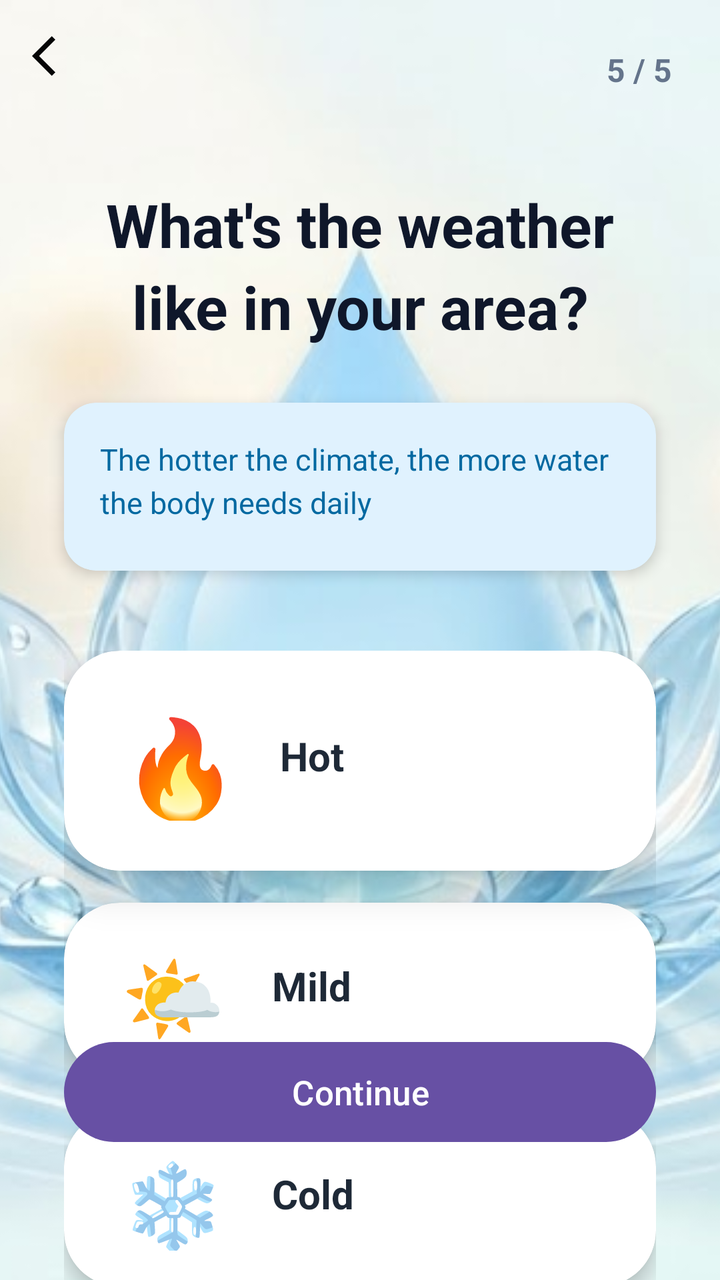
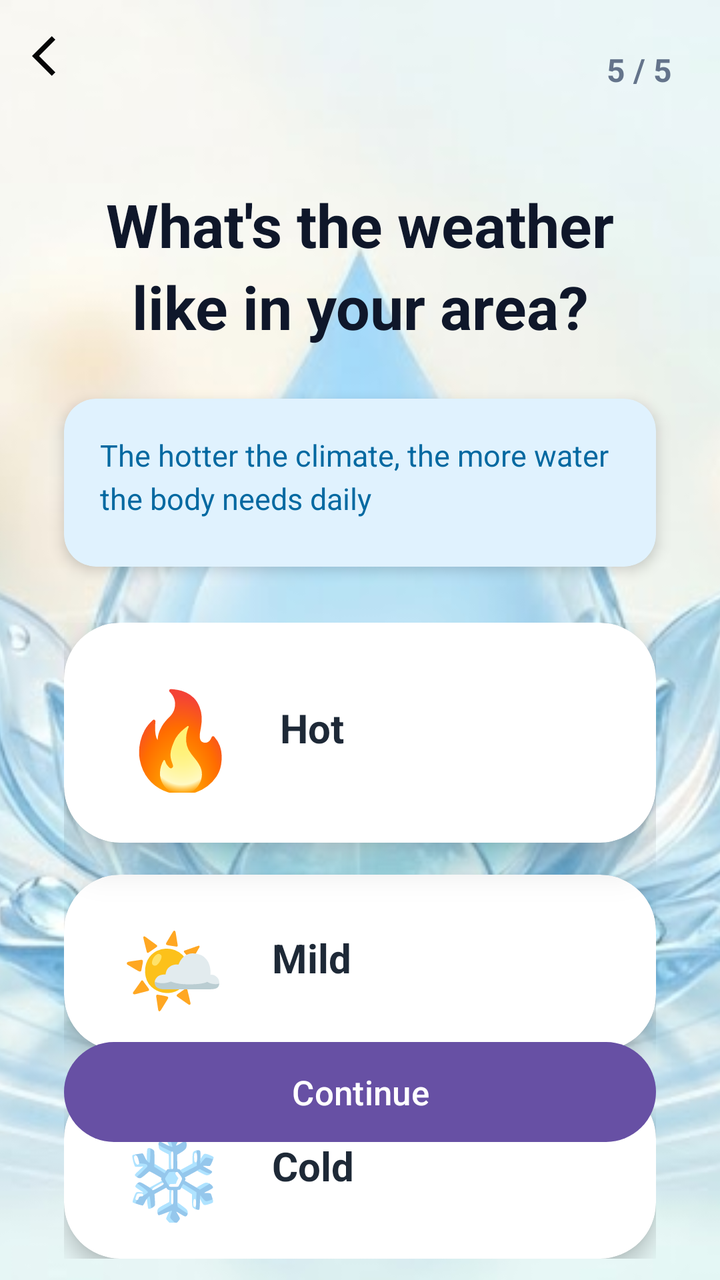

The first picture is an Android layout as it rendered before a commit; the second is the same layout after the commit. The layout source and the unified diff follow.
<!-- AndroidManifest.xml: application theme Theme.WaterReminder -->
<!-- res/layout/activity_weather_selection.xml -->
<?xml version="1.0" encoding="utf-8"?>
<androidx.constraintlayout.widget.ConstraintLayout xmlns:android="http://schemas.android.com/apk/res/android"
    xmlns:app="http://schemas.android.com/apk/res-auto"
    android:layout_width="match_parent"
    android:layout_height="match_parent"
    xmlns:tools="http://schemas.android.com/tools"
    android:background="#C0D2E4">

    <ImageView
        android:layout_width="0dp"
        android:layout_height="0dp"
        android:src="@drawable/bgwater"
        android:scaleType="centerCrop"
        tools:ignore="MissingConstraints"
        app:layout_constraintTop_toTopOf="parent"
        app:layout_constraintBottom_toBottomOf="parent"
        app:layout_constraintStart_toStartOf="parent"
        app:layout_constraintEnd_toEndOf="parent" />
    
    <ImageView
        android:id="@+id/btn_back"
        android:layout_width="wrap_content"
        android:layout_height="wrap_content"
        android:src="@drawable/baseline_arrow_back_ios_24"
        android:padding="16dp"
        app:layout_constraintTop_toTopOf="parent"
        app:layout_constraintStart_toStartOf="parent" />

    <TextView
        android:id="@+id/tv_step"
        android:layout_width="wrap_content"
        android:layout_height="wrap_content"
        android:text="5 / 5"
        android:textSize="16sp"
        android:textColor="#64748B"
        android:textStyle="bold"
        app:layout_constraintTop_toTopOf="parent"
        app:layout_constraintEnd_toEndOf="parent"
        android:layout_marginTop="24dp"
        android:layout_marginEnd="24dp" />

    
    <TextView
        android:id="@+id/tv_title"
        android:layout_width="0dp"
        android:layout_height="wrap_content"
        android:text="What's the weather like in your area?"
        android:textSize="30sp"
        android:textColor="#0F172A"
        android:textStyle="bold"
        android:gravity="center"
        android:lineSpacingExtra="6dp"
        app:layout_constraintTop_toBottomOf="@id/btn_back"
        app:layout_constraintStart_toStartOf="parent"
        app:layout_constraintEnd_toEndOf="parent"
        android:layout_marginTop="36dp"
        android:layout_marginHorizontal="32dp" />

    
    <androidx.cardview.widget.CardView
        android:id="@+id/info_card"
        android:layout_width="0dp"
        android:layout_height="wrap_content"
        app:cardCornerRadius="16dp"
        app:cardElevation="4dp"
        app:cardBackgroundColor="#E0F2FE"
        android:layout_marginHorizontal="32dp"
        app:layout_constraintTop_toBottomOf="@id/tv_title"
        app:layout_constraintStart_toStartOf="parent"
        app:layout_constraintEnd_toEndOf="parent"
        android:layout_marginTop="28dp">

        <LinearLayout
            android:layout_width="match_parent"
            android:layout_height="wrap_content"
            android:orientation="horizontal"
            android:padding="18dp"
            android:gravity="center_vertical">

            <TextView
                android:layout_width="0dp"
                android:layout_weight="5"
                android:layout_height="48dp"
                android:text="The hotter the climate, the more water the body needs daily"
                android:textSize="15sp"
                android:textColor="#0369A1"
                android:lineSpacingExtra="4dp" />

        </LinearLayout>
    </androidx.cardview.widget.CardView>

    
    <LinearLayout
        android:layout_width="0dp"
        android:layout_height="wrap_content"
        android:orientation="vertical"
        app:layout_constraintTop_toBottomOf="@id/info_card"
        app:layout_constraintStart_toStartOf="parent"
        app:layout_constraintEnd_toEndOf="parent"
        android:layout_marginTop="40dp"
        android:layout_marginHorizontal="32dp">

        
        <androidx.cardview.widget.CardView
            android:id="@+id/temptHot"
            android:layout_width="match_parent"
            android:layout_height="110dp"
            app:cardCornerRadius="28dp"
            app:cardElevation="12dp"
            app:cardBackgroundColor="#FFFFFF"
            android:layout_marginBottom="16dp">

            <LinearLayout
                android:layout_width="match_parent"
                android:layout_height="match_parent"
                android:orientation="horizontal"
                android:gravity="center_vertical"
                android:paddingHorizontal="28dp">

                <TextView
                    android:layout_width="60dp"
                    android:layout_height="60dp"
                    android:text="🔥"
                    android:textSize="48sp"
                    android:gravity="center" />

                <TextView
                    android:layout_width="0dp"
                    android:layout_height="32dp"
                    android:layout_weight="1"
                    android:text="Hot"
                    android:textSize="20sp"
                    android:textColor="#1E2937"
                    android:textStyle="bold"
                    android:layout_marginStart="20dp" />

            </LinearLayout>
        </androidx.cardview.widget.CardView>

        
        <androidx.cardview.widget.CardView
            android:id="@+id/temptMild"
            android:layout_width="match_parent"
            android:layout_height="88dp"
            app:cardCornerRadius="28dp"
            app:cardElevation="6dp"
            app:cardBackgroundColor="#FFFFFF"
            android:layout_marginBottom="16dp">

            <LinearLayout
                android:layout_width="match_parent"
                android:layout_height="match_parent"
                android:orientation="horizontal"
                android:gravity="center_vertical"
                android:paddingHorizontal="28dp">

                <TextView
                    android:layout_width="52dp"
                    android:layout_height="52dp"
                    android:text="🌤️"
                    android:textSize="42sp"
                    android:gravity="center" />

                <TextView
                    android:layout_width="0dp"
                    android:layout_height="32dp"
                    android:layout_weight="1"
                    android:text="Mild"
                    android:textSize="20sp"
                    android:textColor="#1E2937"
                    android:textStyle="bold"
                    android:layout_marginStart="24dp" />

            </LinearLayout>
        </androidx.cardview.widget.CardView>

        
        <androidx.cardview.widget.CardView
            android:id="@+id/temptCold"
            android:layout_width="match_parent"
            android:layout_height="88dp"
            app:cardCornerRadius="28dp"
            app:cardElevation="6dp"
            app:cardBackgroundColor="#FFFFFF">

            <LinearLayout
                android:layout_width="match_parent"
                android:layout_height="match_parent"
                android:orientation="horizontal"
                android:gravity="center_vertical"
                android:paddingHorizontal="28dp">

                <TextView
                    android:layout_width="52dp"
                    android:layout_height="52dp"
                    android:text="❄️"
                    android:textSize="42sp"
                    android:gravity="center" />

                <TextView
                    android:layout_width="0dp"
                    android:layout_height="32dp"
                    android:layout_weight="1"
                    android:text="Cold"
                    android:textSize="20sp"
                    android:textColor="#1E2937"
                    android:textStyle="bold"
                    android:layout_marginStart="24dp" />

            </LinearLayout>
        </androidx.cardview.widget.CardView>

    </LinearLayout>

    
    <com.google.android.material.button.MaterialButton
        android:id="@+id/btn_next"
        android:layout_width="0dp"
        android:layout_height="58dp"
        android:text="Continue"
        android:textSize="17sp"
        app:cornerRadius="30dp"
        app:layout_constraintBottom_toBottomOf="parent"
        app:layout_constraintStart_toStartOf="parent"
        app:layout_constraintEnd_toEndOf="parent"
        android:layout_marginHorizontal="32dp"
        android:layout_marginBottom="65dp" />

</androidx.constraintlayout.widget.ConstraintLayout>
<!-- resources referenced by this layout -->
<resources>
  <!-- drawable baseline_arrow_back_ios_24 (drawable) -->
  <vector xmlns:android="http://schemas.android.com/apk/res/android" android:autoMirrored="true" android:height="24dp" android:tint="#050505" android:viewportHeight="24" android:viewportWidth="24" android:width="24dp">
        
      <path android:fillColor="@android:color/white" android:pathData="M11.67,3.87L9.9,2.1 0,12l9.9,9.9 1.77,-1.77L3.54,12z"/>
      
  </vector>
  <!-- drawable bgwater: png bitmap (drawable, 424858 bytes) -->
  <style name="Theme.WaterReminder" parent="Base.Theme.WaterReminder" />
  <style name="Base.Theme.WaterReminder" parent="Theme.Material3.DayNight.NoActionBar">
          
          
      </style>
</resources>

<!-- the commit's change to res/layout/activity_weather_selection.xml (unified diff, before → after) -->
@@ -16,7 +16,6 @@
         app:layout_constraintBottom_toBottomOf="parent"
         app:layout_constraintStart_toStartOf="parent"
         app:layout_constraintEnd_toEndOf="parent" />
-    
     <ImageView
         android:id="@+id/btn_back"
         android:layout_width="wrap_content"
@@ -39,7 +38,6 @@
         android:layout_marginTop="24dp"
         android:layout_marginEnd="24dp" />
 
-    
     <TextView
         android:id="@+id/tv_title"
         android:layout_width="0dp"
@@ -56,7 +54,6 @@
         android:layout_marginTop="36dp"
         android:layout_marginHorizontal="32dp" />
 
-    
     <androidx.cardview.widget.CardView
         android:id="@+id/info_card"
         android:layout_width="0dp"
@@ -68,7 +65,7 @@
         app:layout_constraintTop_toBottomOf="@id/tv_title"
         app:layout_constraintStart_toStartOf="parent"
         app:layout_constraintEnd_toEndOf="parent"
-        android:layout_marginTop="28dp">
+        android:layout_marginTop="26dp">
 
         <LinearLayout
             android:layout_width="match_parent"
@@ -89,7 +86,6 @@
         </LinearLayout>
     </androidx.cardview.widget.CardView>
 
-    
     <LinearLayout
         android:layout_width="0dp"
         android:layout_height="wrap_content"
@@ -97,10 +93,9 @@
         app:layout_constraintTop_toBottomOf="@id/info_card"
         app:layout_constraintStart_toStartOf="parent"
         app:layout_constraintEnd_toEndOf="parent"
-        android:layout_marginTop="40dp"
+        android:layout_marginTop="28dp"
         android:layout_marginHorizontal="32dp">
 
-        
         <androidx.cardview.widget.CardView
             android:id="@+id/temptHot"
             android:layout_width="match_parent"
@@ -137,7 +132,6 @@
             </LinearLayout>
         </androidx.cardview.widget.CardView>
 
-        
         <androidx.cardview.widget.CardView
             android:id="@+id/temptMild"
             android:layout_width="match_parent"
@@ -174,7 +168,6 @@
             </LinearLayout>
         </androidx.cardview.widget.CardView>
 
-        
         <androidx.cardview.widget.CardView
             android:id="@+id/temptCold"
             android:layout_width="match_parent"
@@ -212,7 +205,6 @@
 
     </LinearLayout>
 
-    
     <com.google.android.material.button.MaterialButton
         android:id="@+id/btn_next"
         android:layout_width="0dp"
